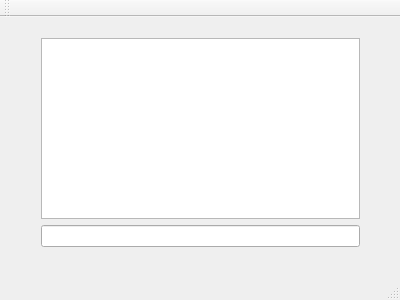
This is mainwindow.ui in rhys762/MatrixCalculator as Qt 5 draws it before an edit. The edited form follows.
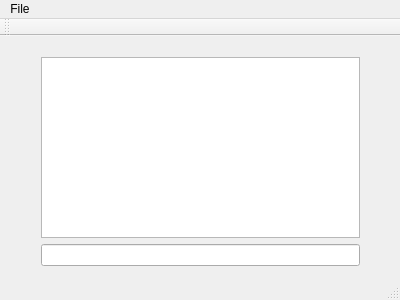
This is the edited form.

```diff
--- a/mainwindow.ui
+++ b/mainwindow.ui
@@ -42,6 +42,14 @@
      <height>22</height>
     </rect>
    </property>
+   <widget class="QMenu" name="menuFile">
+    <property name="title">
+     <string>File</string>
+    </property>
+    <addaction name="actionSave_Workspace"/>
+    <addaction name="actionOpen_Workspace"/>
+   </widget>
+   <addaction name="menuFile"/>
   </widget>
   <widget class="QToolBar" name="mainToolBar">
    <attribute name="toolBarArea">
```
Left out of the diff: 10 changed lines with no effect on the pictures.
